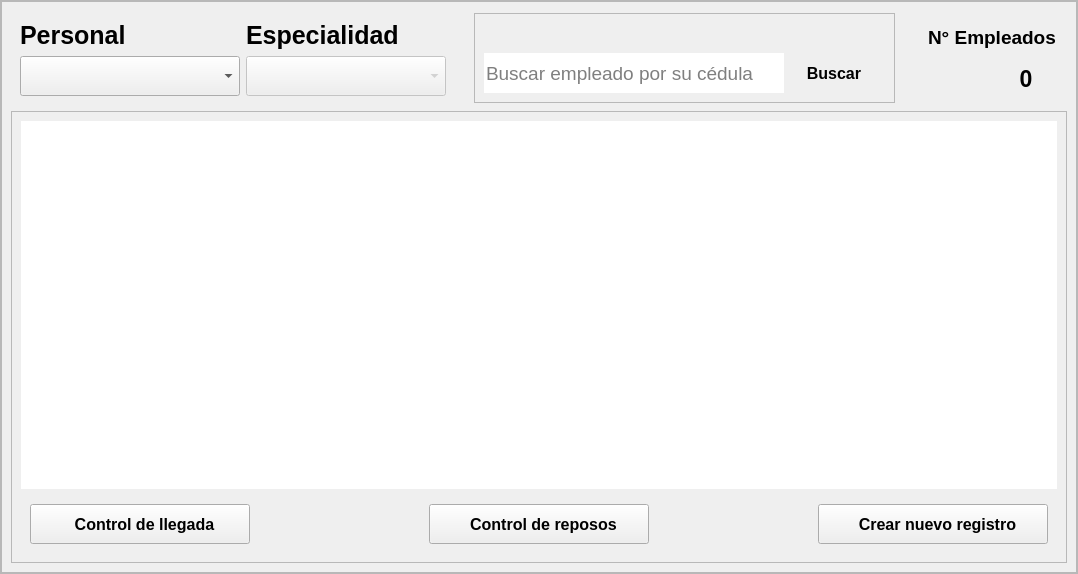
Before: the Qt Designer form recursos_graficos_y_logicos/elementos_graficos_ui/pantalla_de_vista_general_del_personal.ui in Enmanuel-86/TELA-APP, drawn with Qt 5.
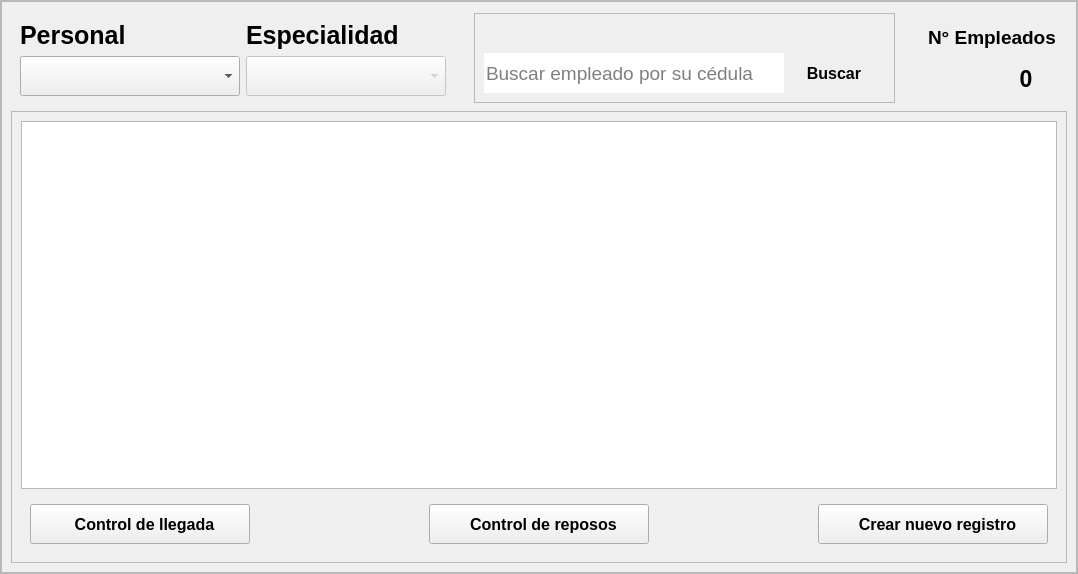
After: the same form once the commit is applied. Icons and pictures are not drawn.

Commit message: se modifico el QTableView para que tomara el estilo, ya el estilo oscuro lo toma, falta modificar el estilo default

Patch:
```diff
--- a/recursos_graficos_y_logicos/elementos_graficos_ui/pantalla_de_vista_general_del_personal.ui
+++ b/recursos_graficos_y_logicos/elementos_graficos_ui/pantalla_de_vista_general_del_personal.ui
@@ -585,10 +585,7 @@
              <item>
               <widget class="QTableView" name="tabla_ver_personal">
                <property name="styleSheet">
-                <string notr="true">
-
-background-color: rgb(255, 255, 255);
-border:none;</string>
+                <string notr="true"/>
                </property>
                <property name="autoScrollMargin">
                 <number>0</number>
```
The commit also changes 1 other file.
